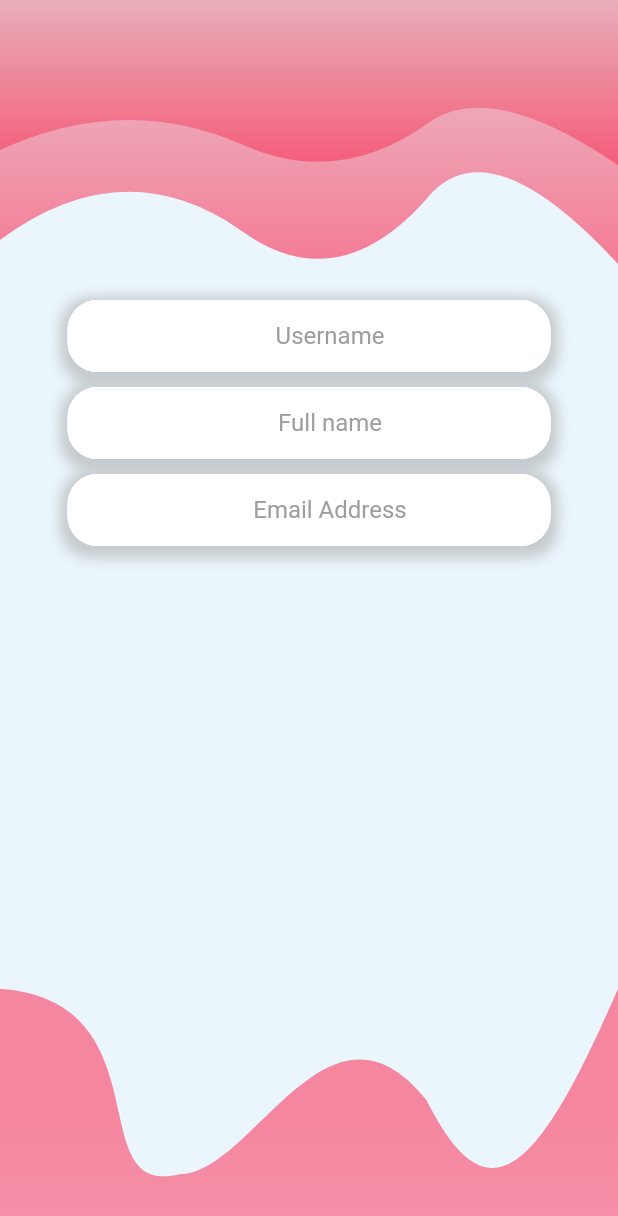
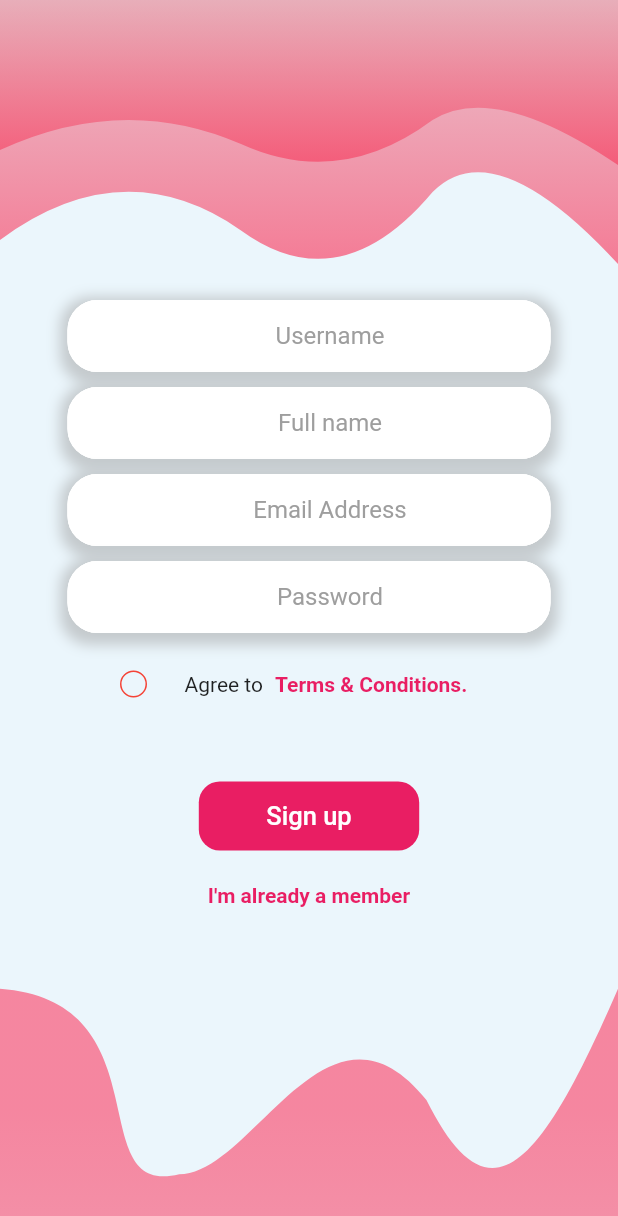
Before and after one commit to glULTRA/mysocial, a Flutter app: the screen it shows after launch, after a tap on "Register now", on a phone screen of 412 x 824 dp. Shown: the top 1216 px of the screen. Run offline on Flutter 3.47's test engine with Material 2 defaults, Android fonts, the phone set to English and light mode, and no system bars; our stand-ins replace flutter_spinkit.

Commit message:
Designed register page

```diff
--- a/lib/screens/authenticate/login.dart
+++ b/lib/screens/authenticate/login.dart
@@ -97,6 +97,7 @@ class _LoginState extends State<Login> {
                             ),
                             SizedBox(height: 30.0),
                             ContainerTextInputShadow(
+                              obscureText: true,
                               placeholder: "Password",
                               icon: Icons.lock_outline,
                             ),
--- a/lib/screens/authenticate/register.dart
+++ b/lib/screens/authenticate/register.dart
@@ -1,3 +1,5 @@
+// ignore_for_file: deprecated_member_use
+
 import 'package:flutter/cupertino.dart';
 import 'package:flutter/material.dart';
 import 'package:flutter/src/foundation/key.dart';
@@ -15,6 +17,7 @@ class Register extends StatefulWidget {
 }
 
 class _RegisterState extends State<Register> {
+  bool isAgree = false;
   @override
   Widget build(BuildContext context) {
     Size device_size = MediaQuery.of(context).size;
@@ -84,6 +87,85 @@ class _RegisterState extends State<Register> {
                             icon: null,
                             textAlign: TextAlign.center,
                           ),
+                          SizedBox(height: 10.0),
+                          ContainerTextInputShadow(
+                            obscureText: true,
+                            placeholder: "Password",
+                            icon: null,
+                            textAlign: TextAlign.center,
+                          ),
+                          SizedBox(height: 10.0),
+                          Row(
+                            children: [
+                              SizedBox(width: 20.0),
+                              Checkbox(
+                                shape: RoundedRectangleBorder(
+                                  borderRadius: BorderRadius.circular(10.0),
+                                ),
+                                side: MaterialStateBorderSide.resolveWith(
+                                  (states) =>
+                                      BorderSide(width: 1.0, color: Colors.red),
+                                ),
+                                value: this.isAgree,
+                                onChanged: (value) {
+                                  setState(() {
+                                    this.isAgree = value!;
+                                  });
+                                },
+                                activeColor: Colors.pink,
+                                checkColor: Colors.white,
+                              ),
+                              SizedBox(width: 10.0),
+                              Text(
+                                "Agree to",
+                              ),
+                              TextButton(
+                                onPressed: () {},
+                                child: Text(
+                                  "Terms & Conditions.",
+                                  style: TextStyle(
+                                    color: Colors.pink[500],
+                                    fontWeight: FontWeight.bold,
+                                  ),
+                                ),
+                              ),
+                            ],
+                          ),
+                          SizedBox(height: 40.0),
+                          RaisedButton(
+                            onPressed: () {},
+                            color: Colors.pink[500],
+                            elevation: 0.0,
+                            padding: EdgeInsets.only(
+                              left: 45.0,
+                              right: 45.0,
+                              top: 13.0,
+                              bottom: 13.0,
+                            ),
+                            shape: RoundedRectangleBorder(
+                              borderRadius: BorderRadius.circular(14.0),
+                            ),
+                            child: Text(
+                              "Sign up",
+                              style: TextStyle(
+                                color: Colors.white,
+                                fontSize: 17.0,
+                              ),
+                            ),
+                          ),
+                          SizedBox(height: 5.0),
+                          TextButton(
+                            onPressed: () {
+                              Navigator.pop(context);
+                            },
+                            child: Text(
+                              "I'm already a member",
+                              style: TextStyle(
+                                color: Colors.pink[500],
+                                fontWeight: FontWeight.bold,
+                              ),
+                            ),
+                          ),
                         ],
                       ),
                     ),
--- a/lib/shared/forms/containerTextInputShadow.dart
+++ b/lib/shared/forms/containerTextInputShadow.dart
@@ -4,7 +4,8 @@ import 'package:mysocial/shared/forms/textInputDecoration.dart';
 Container ContainerTextInputShadow({
   required String ?placeholder,
   required IconData ?icon,
-  TextAlign textAlign = TextAlign.start
+  TextAlign textAlign = TextAlign.start,
+  bool obscureText = false,
 }) =>
     Container(
       decoration: BoxDecoration(
@@ -20,6 +21,7 @@ Container ContainerTextInputShadow({
         ],
       ),
       child: TextFormField(
+        obscureText: obscureText,
         textAlign: textAlign,
         decoration: textInputDecoration(
           icon: icon,
```
